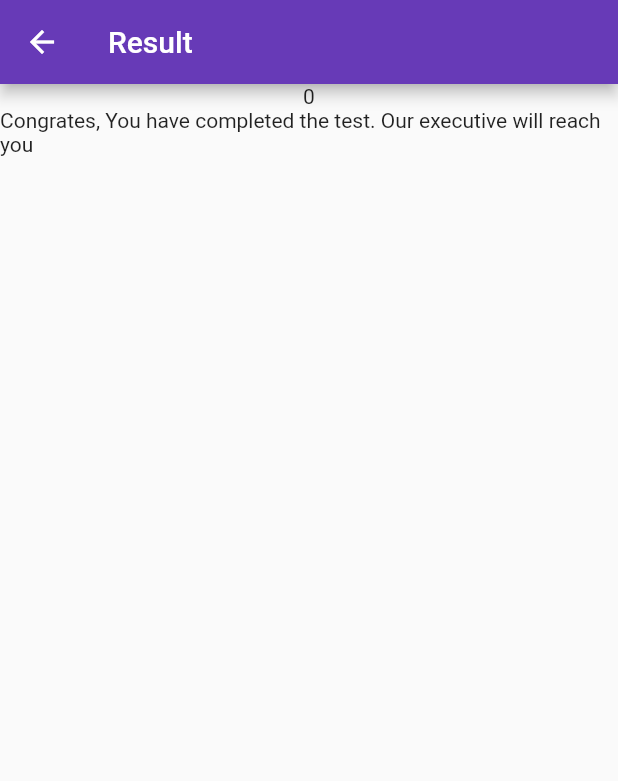
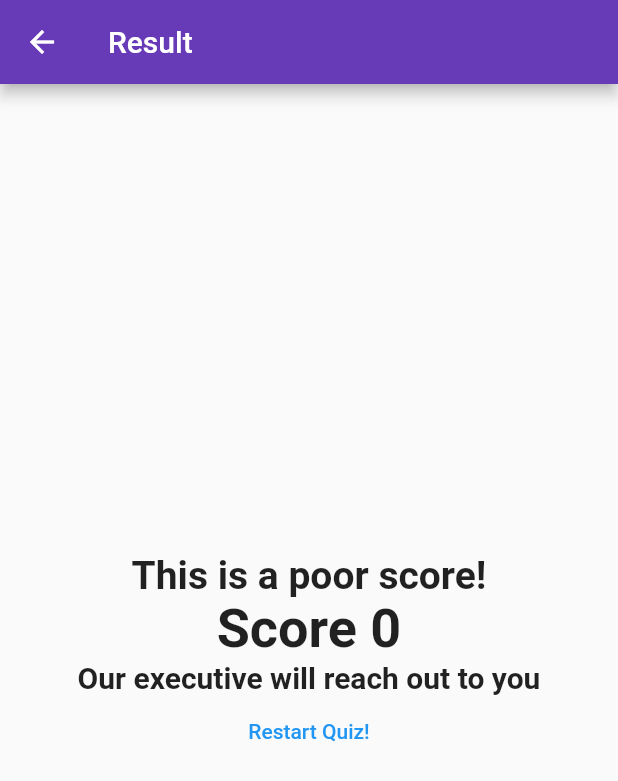
Before and after one commit to Amanullahgit/flutter_phone_authentication, a Flutter app: the Congrates screen opened directly, on a phone screen of 412 x 824 dp. Shown: the top 781 px of the screen. Run offline on Flutter 3.47's test engine with Material 2 defaults, Android fonts, the phone set to English and light mode, and no system bars; our stand-ins replace animated_splash_screen, firebase_auth, firebase_core, flutter_form_builder, pinput, shared_preferences; accounts and stored records are empty.

Commit message:
Congrates page UI done

```diff
--- a/lib/congrates.dart
+++ b/lib/congrates.dart
@@ -1,42 +1,76 @@
-import 'package:firebase_auth/firebase_auth.dart';
 import 'package:flutter/material.dart';
-import './form_builder/ques_journey.dart';
+import 'package:phone_auth_project/home_list.dart';
+import 'package:provider/provider.dart';
 import './models/eligibility.dart';
-import 'package:provider/provider.dart';
+import './home_list.dart';
 
-class Congrates extends StatefulWidget {
-  @override
-  _CongratesState createState() => _CongratesState();
-}
-
-class _CongratesState extends State<Congrates> {
-  String uid;
-  @override
-  Widget build(BuildContext context) {
-    // INFO: calculate mark score
-    // context.read<ExamEvaluateModal>().markScored();
-    // does not work here
-
-    return Scaffold(
-      appBar: AppBar(
-        title: Text('Result'),
-      ),
-      body: Column(
-        children: [
-          Center(
-              child: Text('${context.watch<ExamEvaluateModal>().mark_scored}')),
-          Text(
-              'Congrates, You have completed the test. Our executive will reach you')
-        ],
-      ),
-    );
+class Congrates extends StatelessWidget {
+//Remark Logic
+  String resultPhrase(int resultScore) {
+    String resultText;
+    if (resultScore >= 41) {
+      resultText = 'You are awesome!';
+      print(resultScore);
+    } else if (resultScore >= 31) {
+      resultText = 'Pretty likeable!';
+      print(resultScore);
+    } else if (resultScore >= 21) {
+      resultText = 'You need to work more!';
+    } else if (resultScore >= 1) {
+      resultText = 'You need to work hard!';
+    } else {
+      resultText = 'This is a poor score!';
+      print(resultScore);
+    }
+    return resultText;
   }
 
   @override
-  void initState() {
-    // TODO: implement initState
-    super.initState();
-
-    final mark = 30;
+  Widget build(BuildContext context) {
+    int _markScored =
+        Provider.of<ExamEvaluateModal>(context, listen: false).mark_scored;
+    return Scaffold(
+        appBar: AppBar(title: Text('Result')),
+        body: Center(
+          child: Column(
+            mainAxisAlignment: MainAxisAlignment.center,
+            children: <Widget>[
+              Text(
+                // resultPhrase(context.watch<ExamEvaluateModal>().mark_scored),
+                resultPhrase(_markScored),
+                style: TextStyle(fontSize: 26, fontWeight: FontWeight.bold),
+                textAlign: TextAlign.center,
+              ), //Text
+              Text(
+                'Score $_markScored',
+                style: TextStyle(fontSize: 36, fontWeight: FontWeight.bold),
+                textAlign: TextAlign.center,
+              ),
+              Text(
+                "Our executive will reach out to you",
+                style: TextStyle(fontSize: 20, fontWeight: FontWeight.bold),
+                textAlign: TextAlign.center,
+              ),
+              //Text
+              MaterialButton(
+                child: Text(
+                  'Restart Quiz!',
+                ), //Text
+                textColor: Colors.blue,
+                onPressed: () {
+                  Navigator.pushAndRemoveUntil(
+                      context,
+                      MaterialPageRoute(builder: (context) => HomeScreen()),
+                      (route) => false);
+                },
+              ), //FlatButton
+            ], //<Widget>[]
+          ), //Column
+        ) //C,
+        );
   }
 }
+
+
+// When to use watch, works only in ""
+// context.watch<ExamEvaluateModal>().mark_scored
```
